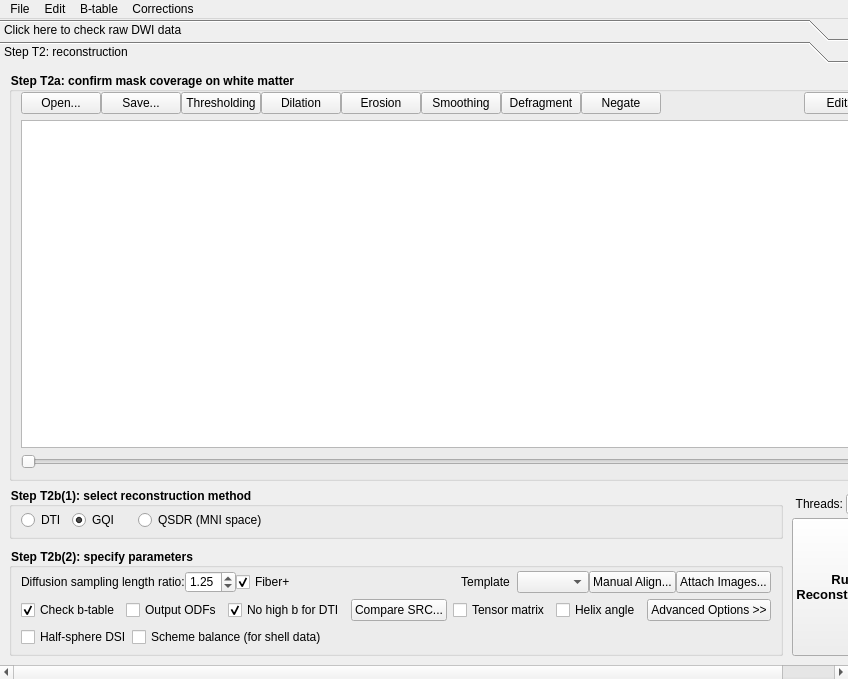
This is reconstruction/reconstruction_window.ui in frankyeh/DSI-Studio as Qt 5 draws it before an edit. The edited form follows.
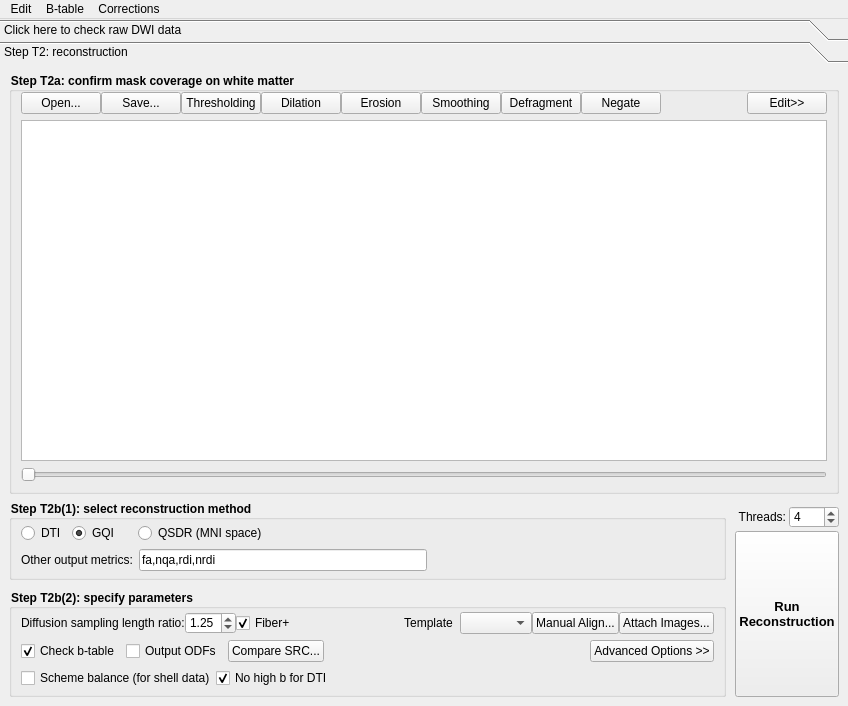
This is the edited form. Icons and pictures are not drawn.

Commit message: [rec] allow specifying output metrics

What changed in the file:
```diff
--- a/reconstruction/reconstruction_window.ui
+++ b/reconstruction/reconstruction_window.ui
@@ -7,7 +7,7 @@
     <x>0</x>
     <y>0</y>
     <width>848</width>
-    <height>679</height>
+    <height>706</height>
    </rect>
   </property>
   <property name="sizePolicy">
@@ -395,8 +395,8 @@
         <rect>
          <x>0</x>
          <y>0</y>
-         <width>869</width>
-         <height>599</height>
+         <width>848</width>
+         <height>643</height>
         </rect>
        </property>
        <attribute name="label">
@@ -635,6 +635,43 @@
                  </item>
                 </layout>
                </item>
+               <item>
+                <layout class="QHBoxLayout" name="horizontalLayout">
+                 <property name="topMargin">
+                  <number>0</number>
+                 </property>
+                 <item>
+                  <widget class="QLabel" name="label">
+                   <property name="toolTip">
+                    <string>&lt;html&gt;&lt;head/&gt;&lt;body&gt;&lt;p&gt;e.g., fa,md,ad,rd,tensor,helix,gfa,nqa,rdi,nrdi,jdet,mapping, or 'all' for all metrics&lt;/p&gt;&lt;/body&gt;&lt;/html&gt;</string>
+                   </property>
+                   <property name="text">
+                    <string>Other output metrics:</string>
+                   </property>
+                  </widget>
+                 </item>
+                 <item>
+                  <widget class="QLineEdit" name="other_output">
+                   <property name="text">
+                    <string>fa,nqa,rdi,nrdi</string>
+                   </property>
+                  </widget>
+                 </item>
+                 <item>
+                  <spacer name="horizontalSpacer_3">
+                   <property name="orientation">
+                    <enum>Qt::Horizontal</enum>
+                   </property>
+                   <property name="sizeHint" stdset="0">
+                    <size>
+                     <width>40</width>
+                     <height>20</height>
+                    </size>
+                   </property>
+                  </spacer>
+                 </item>
+                </layout>
+               </item>
               </layout>
              </widget>
             </item>
@@ -822,19 +859,6 @@
                    </property>
                   </widget>
                  </item>
-                 <item>
-                  <widget class="QCheckBox" name="dti_no_high_b">
-                   <property name="statusTip">
-                    <string>calculate DTI metrics by using only b &lt; 1750</string>
-                   </property>
-                   <property name="text">
-                    <string>No high b for DTI</string>
-                   </property>
-                   <property name="checked">
-                    <bool>true</bool>
-                   </property>
-                  </widget>
-                 </item>
                  <item>
                   <widget class="QPushButton" name="open_ddi_study_src">
                    <property name="statusTip">
@@ -845,20 +869,6 @@
                    </property>
                   </widget>
                  </item>
-                 <item>
-                  <widget class="QCheckBox" name="output_tensor">
-                   <property name="text">
-                    <string>Tensor matrix</string>
-                   </property>
-                  </widget>
-                 </item>
-                 <item>
-                  <widget class="QCheckBox" name="output_helix_angle">
-                   <property name="text">
-                    <string>Helix angle</string>
-                   </property>
-                  </widget>
-                 </item>
                  <item>
                   <spacer name="horizontalSpacer_6">
                    <property name="orientation">
@@ -904,13 +914,6 @@
                     <property name="bottomMargin">
                      <number>0</number>
                     </property>
-                    <item>
-                     <widget class="QCheckBox" name="half_sphere">
-                      <property name="text">
-                       <string>Half-sphere DSI</string>
-                      </property>
-                     </widget>
-                    </item>
                     <item>
                      <widget class="QCheckBox" name="scheme_balance">
                       <property name="text">
@@ -918,6 +921,19 @@
                       </property>
                      </widget>
                     </item>
+                    <item>
+                     <widget class="QCheckBox" name="dti_no_high_b">
+                      <property name="statusTip">
+                       <string>calculate DTI metrics by using only b &lt; 1750</string>
+                      </property>
+                      <property name="text">
+                       <string>No high b for DTI</string>
+                      </property>
+                      <property name="checked">
+                       <bool>true</bool>
+                      </property>
+                     </widget>
+                    </item>
                     <item>
                      <spacer name="horizontalSpacer">
                       <property name="orientation">
@@ -931,40 +947,6 @@
                       </property>
                      </spacer>
                     </item>
-                    <item>
-                     <widget class="QWidget" name="DT_Option" native="true">
-                      <layout class="QHBoxLayout" name="horizontalLayout">
-                       <property name="spacing">
-                        <number>3</number>
-                       </property>
-                       <property name="leftMargin">
-                        <number>0</number>
-                       </property>
-                       <property name="topMargin">
-                        <number>0</number>
-                       </property>
-                       <property name="rightMargin">
-                        <number>0</number>
-                       </property>
-                       <property name="bottomMargin">
-                        <number>0</number>
-                       </property>
-                       <item>
-                        <spacer name="horizontalSpacer_3">
-                         <property name="orientation">
-                          <enum>Qt::Horizontal</enum>
-                         </property>
-                         <property name="sizeHint" stdset="0">
-                          <size>
-                           <width>40</width>
-                           <height>20</height>
-                          </size>
-                         </property>
-                        </spacer>
-                       </item>
-                      </layout>
-                     </widget>
-                    </item>
                    </layout>
                   </item>
                  </layout>
@@ -1069,15 +1051,6 @@
      <height>21</height>
     </rect>
    </property>
-   <widget class="QMenu" name="menuFile">
-    <property name="title">
-     <string>File</string>
-    </property>
-    <addaction name="actionSave_SRC_file_as"/>
-    <addaction name="actionSave_4D_nifti"/>
-    <addaction name="actionSave_b0"/>
-    <addaction name="actionSave_DWI_sum"/>
-   </widget>
    <widget class="QMenu" name="menuB_table">
     <property name="title">
      <string>B-table</string>
@@ -1123,7 +1096,6 @@
     <addaction name="actionReplace_b0_by_T2W_image"/>
     <addaction name="actionEnable_TEST_features"/>
    </widget>
-   <addaction name="menuFile"/>
    <addaction name="menuEdit"/>
    <addaction name="menuB_table"/>
    <addaction name="menuCorrections"/>
```
Left out of the diff: 2 changed lines with no effect on the pictures. The commit also changes 12 other files.
